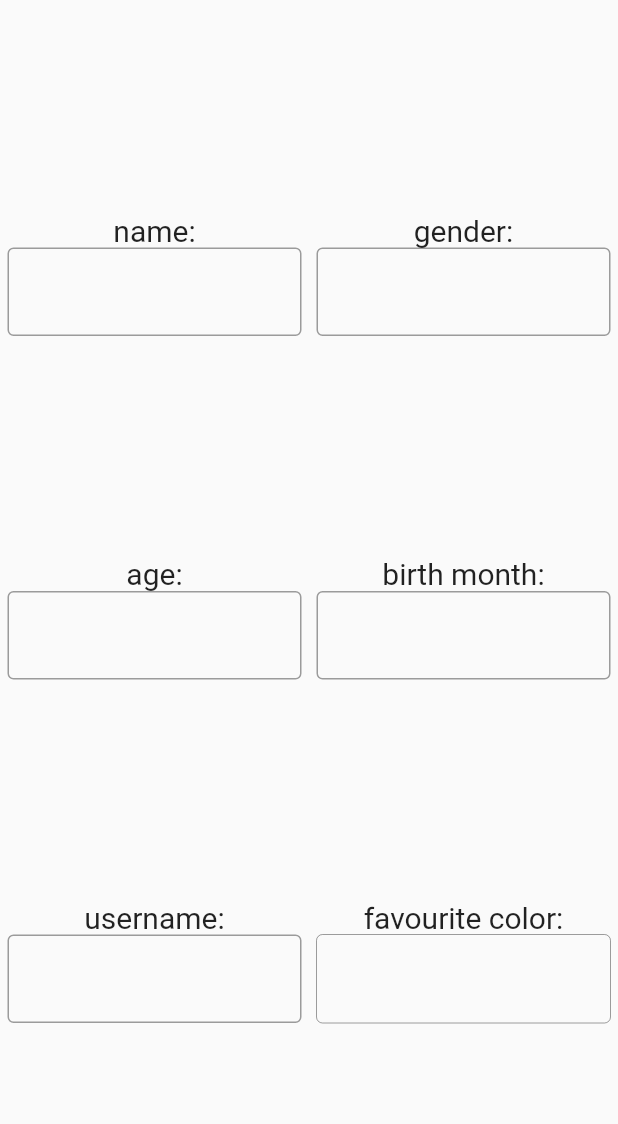
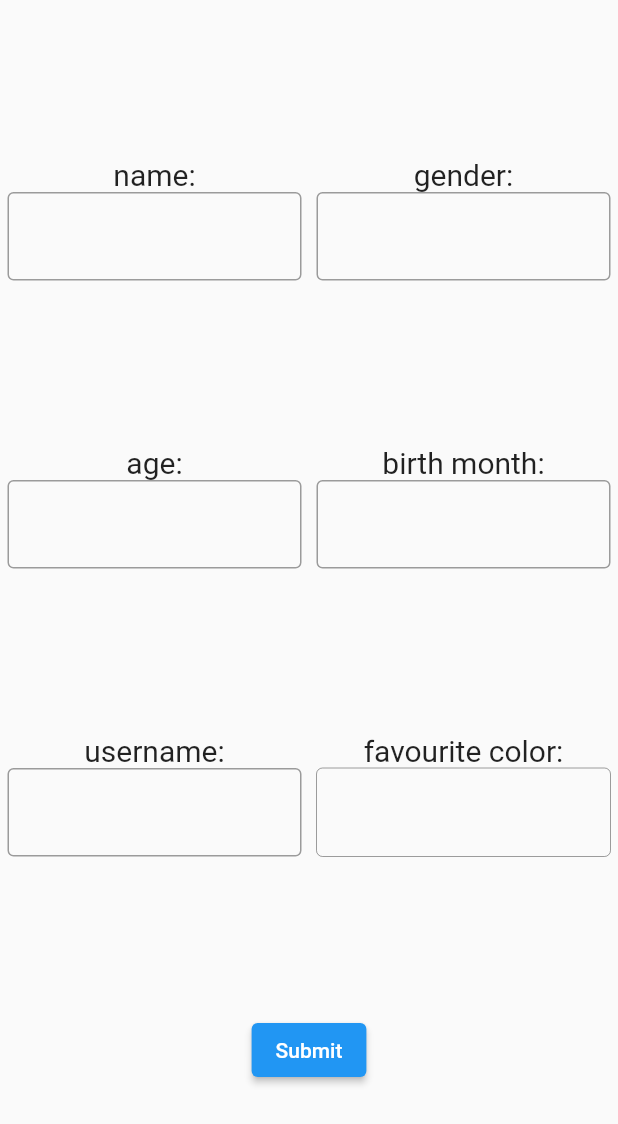
Before and after one commit to jdevacc20/die_vier_stunden_woche, a Flutter app: the LevelOverflowWidget screen opened directly, on a phone screen of 412 x 824 dp. Shown: the top 1124 px of the screen. Run offline on Flutter 3.47's test engine with Material 2 defaults, Android fonts, the phone set to English and light mode, and no system bars; our stand-ins replace shared_preferences; accounts and stored records are empty.

Commit message:
finished overflow level

```diff
--- a/flutter_app/lib/levels/home/levels.dart
+++ b/flutter_app/lib/levels/home/levels.dart
@@ -1,5 +1,6 @@
 import 'package:flutter/material.dart';
 import 'package:flutter_app/levels/are_you_dumb_button_level/are_you_dumb_button_level.dart';
+import 'package:flutter_app/levels/level_overflow/level_overflow_widget.dart';
 import 'package:flutter_app/levels/level_memory/level_memory_widget.dart';
 import 'package:flutter_app/levels/level_shapes/level_shapes_widget.dart';
 import 'package:flutter_app/levels/test_level/test_level.dart';
@@ -10,4 +11,5 @@ List<Widget> levels = [
   const LevelMemoryWidget(),
   const LevelShapesWidget(),
   const TestLevel(),
+  LevelOverflowWidget(),
 ];
--- a/flutter_app/lib/levels/level_overflow/level_overflow_input_widget.dart
+++ b/flutter_app/lib/levels/level_overflow/level_overflow_input_widget.dart
@@ -36,7 +36,8 @@ class _LevelOverflowInputState extends State<LevelOverflowInputWidget> {
                 widget.labelLeft,
                 style: TextStyle(fontSize: 20),
               ),
-              TextField(
+              TextFormField(
+                validator: validate,
                 decoration: InputDecoration(
                     border: OutlineInputBorder(), labelText: ''),
                 onChanged: widget.overflowInput ? onChangedInput : null,
@@ -53,9 +54,14 @@ class _LevelOverflowInputState extends State<LevelOverflowInputWidget> {
                 widget.labelRight,
                 style: TextStyle(fontSize: 20),
               ),
-              TextField(
+              TextFormField(
+                validator: validate,
                 decoration: InputDecoration(
-                    border: OutlineInputBorder(), labelText: ''),
+                    border: OutlineInputBorder(),
+                    labelText: '',
+                    errorStyle: TextStyle(
+                      color: Colors.red,
+                    )),
                 enabled: !widget.overflowInput,
                 controller: widget.overflowInput ? controller : null,
               ),
@@ -65,6 +71,13 @@ class _LevelOverflowInputState extends State<LevelOverflowInputWidget> {
       ],
     );
   }
+
+  String? Function(String?) validate = (String? value) {
+    if (value == null || value.isEmpty) {
+      return "Please enter some Text";
+    }
+    return null;
+  };
 
   void onChangedInput(String value) {
     if (value == "") {
@@ -86,34 +99,6 @@ class _LevelOverflowInputState extends State<LevelOverflowInputWidget> {
         text: sharedText.substring(0, 10),
         selection: TextSelection(baseOffset: 10, extentOffset: 10));
     controller.text = sharedText.substring(10);
-
-    // fence
-
-    /*
-    if (value.length <= 10) {
-      sharedText = value;
-      controller.text = "";
-    } else {
-      sharedText += value.substring(10);
-      controllerLeft.value = controllerLeft.value.copyWith(
-          text: sharedText.substring(0, 10),
-          selection: TextSelection(baseOffset: 10, extentOffset: 10));
-      controller.text = sharedText.substring(10);
-    }*/
-
-    /*
-    if (value.length > 10) {
-      //controllerLeft.text = value.substring(0, 10);
-      String text = controllerLeft.text;
-      controllerLeft.value = controllerLeft.value.copyWith(
-          text: text.substring(0, 10),
-          selection: TextSelection(baseOffset: 10, extentOffset: 10));
-      controller.text = value.substring(10);
-      print(value.substring(10));
-    } else {
-      controller.text = "";
-    }
-    */
   }
 }
 
--- a/flutter_app/lib/levels/level_overflow/level_overflow_widget.dart
+++ b/flutter_app/lib/levels/level_overflow/level_overflow_widget.dart
@@ -4,16 +4,20 @@ import 'package:flutter_app/levels/level_overflow/level_overflow_input_widget.da
 import 'package:provider/provider.dart';
 
 class LevelOverflowWidget extends StatelessWidget {
-  const LevelOverflowWidget({super.key});
+  final _formKey = GlobalKey<FormState>();
+
+  LevelOverflowWidget({super.key});
 
   @override
   Widget build(BuildContext context) {
     return Scaffold(
       body: Consumer<LevelModel>(
           builder: (context, value, child) => Center(
+                child: Form(
+                    key: _formKey,
                     child: Column(
                       mainAxisAlignment: MainAxisAlignment.spaceEvenly,
-          children: const <Widget>[
+                      children: <Widget>[
                         LevelOverflowInputWidget(
                           labelLeft: "name:",
                           labelRight: "gender:",
@@ -27,9 +31,16 @@ class LevelOverflowWidget extends StatelessWidget {
                           labelRight: "favourite color:",
                           overflowInput: true,
                         ),
+                        ElevatedButton(
+                            onPressed: () {
+                              if (_formKey.currentState!.validate()) {
+                                value.increaseLevel();
+                              }
+                            },
+                            child: const Text("Submit"))
                       ],
                     )),
-      ),
+              )),
     );
   }
 }
```
Lines whose indentation alone changed are shown as unchanged.
